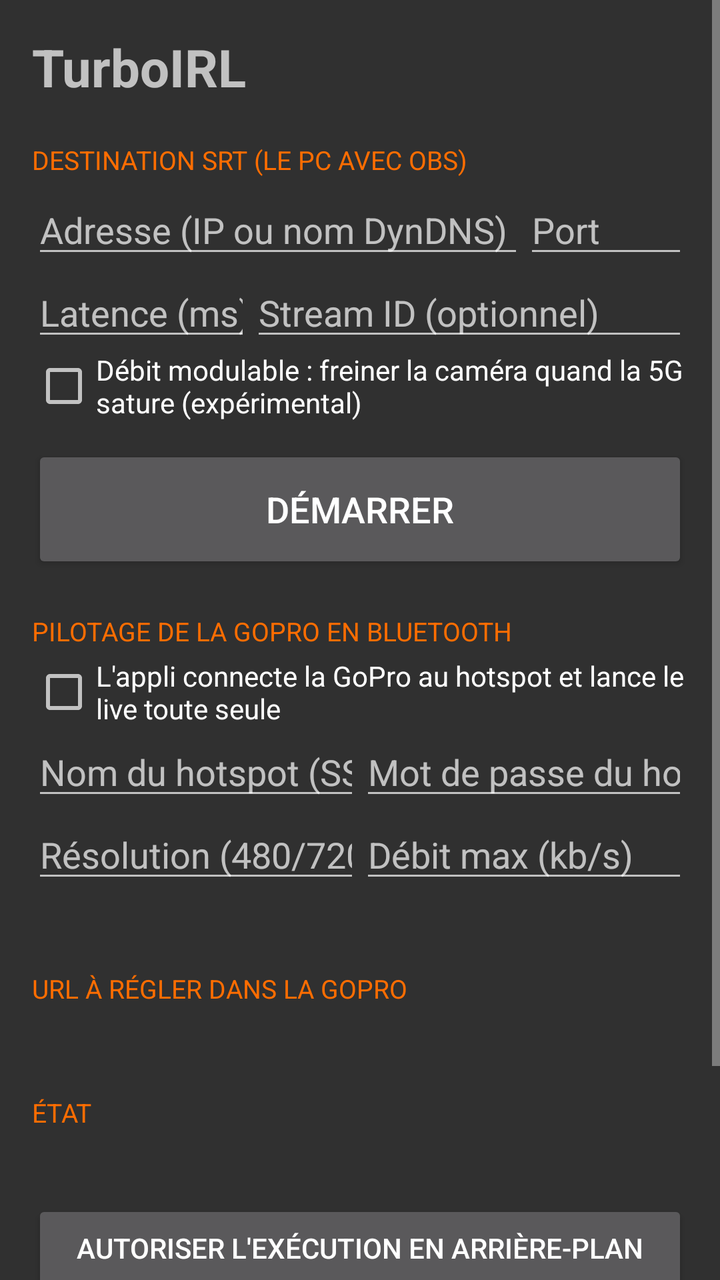
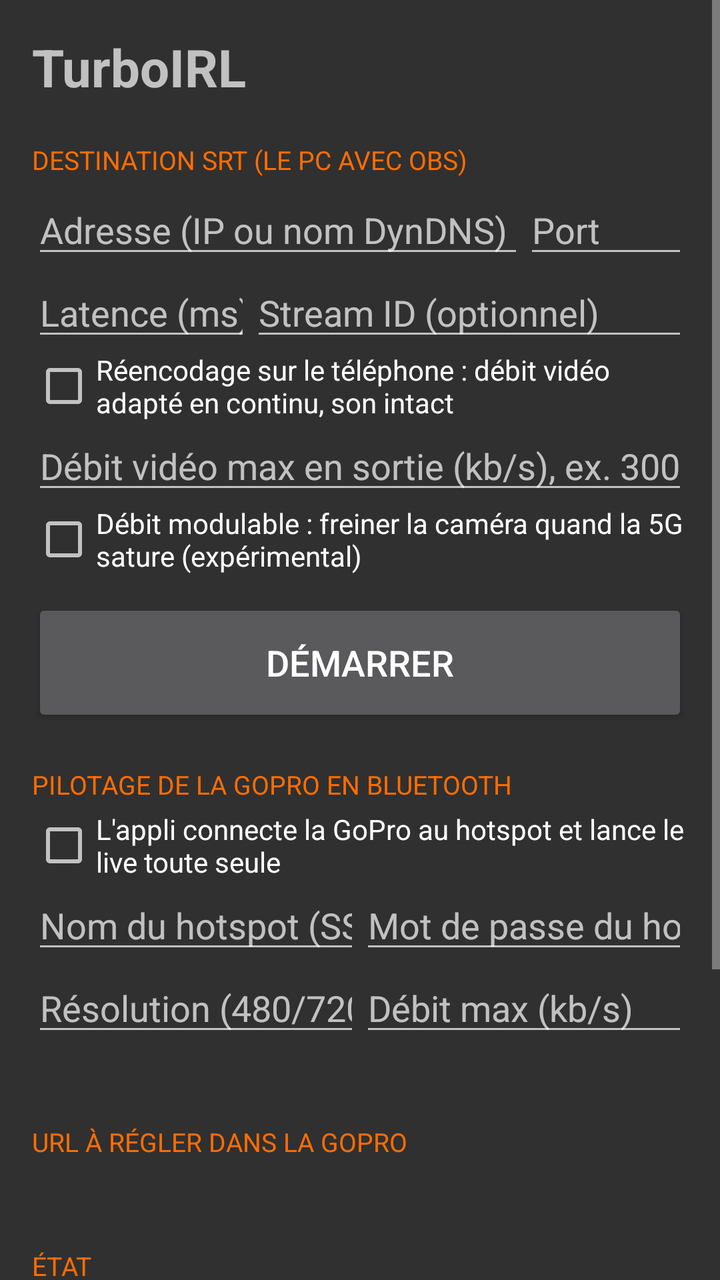

Compare the two renders of this Android layout. The source of the first and the diff that turns it into the second are given below.
<!-- AndroidManifest.xml: application theme AppTheme -->
<!-- res/layout/activity_main.xml -->
<?xml version="1.0" encoding="utf-8"?>
<ScrollView xmlns:android="http://schemas.android.com/apk/res/android"
    android:layout_width="match_parent"
    android:layout_height="match_parent"
    android:fitsSystemWindows="true">

    <LinearLayout
        android:layout_width="match_parent"
        android:layout_height="wrap_content"
        android:orientation="vertical"
        android:padding="16dp">

        <TextView
            android:layout_width="wrap_content"
            android:layout_height="wrap_content"
            android:text="TurboIRL"
            android:textSize="26sp"
            android:textStyle="bold" />

        <TextView
            style="@style/SectionTitle"
            android:text="Destination SRT (le PC avec OBS)" />

        <LinearLayout
            android:layout_width="match_parent"
            android:layout_height="wrap_content"
            android:orientation="horizontal">

            <EditText
                android:id="@+id/srtHost"
                android:layout_width="0dp"
                android:layout_height="wrap_content"
                android:layout_weight="3"
                android:hint="Adresse (IP ou nom DynDNS)"
                android:importantForAutofill="no"
                android:inputType="textUri"
                android:singleLine="true" />

            <EditText
                android:id="@+id/srtPort"
                android:layout_width="0dp"
                android:layout_height="wrap_content"
                android:layout_weight="1"
                android:hint="Port"
                android:importantForAutofill="no"
                android:inputType="number"
                android:singleLine="true" />
        </LinearLayout>

        <LinearLayout
            android:layout_width="match_parent"
            android:layout_height="wrap_content"
            android:orientation="horizontal">

            <EditText
                android:id="@+id/srtLatency"
                android:layout_width="0dp"
                android:layout_height="wrap_content"
                android:layout_weight="1"
                android:hint="Latence (ms)"
                android:importantForAutofill="no"
                android:inputType="number"
                android:singleLine="true" />

            <EditText
                android:id="@+id/srtStreamId"
                android:layout_width="0dp"
                android:layout_height="wrap_content"
                android:layout_weight="2"
                android:hint="Stream ID (optionnel)"
                android:importantForAutofill="no"
                android:inputType="textNoSuggestions"
                android:singleLine="true" />
        </LinearLayout>

        <CheckBox
            android:id="@+id/adaptive"
            android:layout_width="match_parent"
            android:layout_height="wrap_content"
            android:text="Débit modulable : freiner la caméra quand la 5G sature (expérimental)" />

        <Button
            android:id="@+id/toggle"
            android:layout_width="match_parent"
            android:layout_height="64dp"
            android:layout_marginTop="12dp"
            android:text="Démarrer"
            android:textSize="18sp" />

        <TextView
            style="@style/SectionTitle"
            android:text="Pilotage de la GoPro en Bluetooth" />

        <CheckBox
            android:id="@+id/goproEnabled"
            android:layout_width="match_parent"
            android:layout_height="wrap_content"
            android:text="L'appli connecte la GoPro au hotspot et lance le live toute seule" />

        <LinearLayout
            android:layout_width="match_parent"
            android:layout_height="wrap_content"
            android:orientation="horizontal">

            <EditText
                android:id="@+id/goproSsid"
                android:layout_width="0dp"
                android:layout_height="wrap_content"
                android:layout_weight="1"
                android:hint="Nom du hotspot (SSID)"
                android:importantForAutofill="no"
                android:inputType="textNoSuggestions"
                android:singleLine="true" />

            <EditText
                android:id="@+id/goproPassword"
                android:layout_width="0dp"
                android:layout_height="wrap_content"
                android:layout_weight="1"
                android:hint="Mot de passe du hotspot"
                android:importantForAutofill="no"
                android:inputType="textVisiblePassword"
                android:singleLine="true" />
        </LinearLayout>

        <LinearLayout
            android:layout_width="match_parent"
            android:layout_height="wrap_content"
            android:orientation="horizontal">

            <EditText
                android:id="@+id/goproResolution"
                android:layout_width="0dp"
                android:layout_height="wrap_content"
                android:layout_weight="1"
                android:hint="Résolution (480/720/1080)"
                android:importantForAutofill="no"
                android:inputType="number"
                android:singleLine="true" />

            <EditText
                android:id="@+id/goproMaxKbps"
                android:layout_width="0dp"
                android:layout_height="wrap_content"
                android:layout_weight="1"
                android:hint="Débit max (kb/s)"
                android:importantForAutofill="no"
                android:inputType="number"
                android:singleLine="true" />
        </LinearLayout>

        <TextView
            android:id="@+id/goproStatus"
            android:layout_width="match_parent"
            android:layout_height="wrap_content"
            android:fontFamily="monospace"
            android:textSize="14sp" />

        <TextView
            style="@style/SectionTitle"
            android:text="URL à régler dans la GoPro" />

        <TextView
            android:id="@+id/rtmpUrl"
            android:layout_width="match_parent"
            android:layout_height="wrap_content"
            android:fontFamily="monospace"
            android:textIsSelectable="true"
            android:textSize="15sp" />

        <TextView
            style="@style/SectionTitle"
            android:text="État" />

        <TextView
            android:id="@+id/status"
            android:layout_width="match_parent"
            android:layout_height="wrap_content"
            android:fontFamily="monospace"
            android:textSize="14sp" />

        <Button
            android:id="@+id/battery"
            android:layout_width="match_parent"
            android:layout_height="wrap_content"
            android:layout_marginTop="12dp"
            android:text="Autoriser l'exécution en arrière-plan" />

        <TextView
            style="@style/SectionTitle"
            android:text="Journal" />

        <Button
            android:id="@+id/share"
            android:layout_width="match_parent"
            android:layout_height="wrap_content"
            android:text="Partager le journal (Discord…)" />

        <TextView
            android:id="@+id/log"
            android:layout_width="match_parent"
            android:layout_height="wrap_content"
            android:fontFamily="monospace"
            android:textIsSelectable="true"
            android:textSize="11sp" />
    </LinearLayout>
</ScrollView>
<!-- resources referenced by this layout -->
<resources>
  <style name="SectionTitle">
          <item name="android:layout_width">wrap_content</item>
          <item name="android:layout_height">wrap_content</item>
          <item name="android:layout_marginTop">20dp</item>
          <item name="android:layout_marginBottom">4dp</item>
          <item name="android:textColor">#FF6D00</item>
          <item name="android:textSize">13sp</item>
          <item name="android:textAllCaps">true</item>
      </style>
  <style name="AppTheme" parent="android:Theme.Material.NoActionBar">
          <item name="android:colorAccent">#FF6D00</item>
      </style>
</resources>

<!-- the commit's change to res/layout/activity_main.xml (unified diff, before → after) -->
@@ -74,6 +74,21 @@
         </LinearLayout>
 
         <CheckBox
+            android:id="@+id/transcode"
+            android:layout_width="match_parent"
+            android:layout_height="wrap_content"
+            android:text="Réencodage sur le téléphone : débit vidéo adapté en continu, son intact" />
+
+        <EditText
+            android:id="@+id/outMaxKbps"
+            android:layout_width="match_parent"
+            android:layout_height="wrap_content"
+            android:hint="Débit vidéo max en sortie (kb/s), ex. 3000"
+            android:importantForAutofill="no"
+            android:inputType="number"
+            android:singleLine="true" />
+
+        <CheckBox
             android:id="@+id/adaptive"
             android:layout_width="match_parent"
             android:layout_height="wrap_content"
